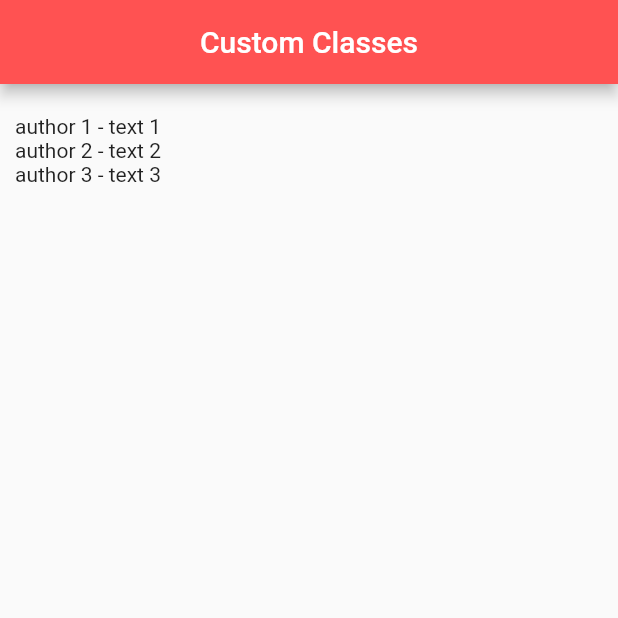
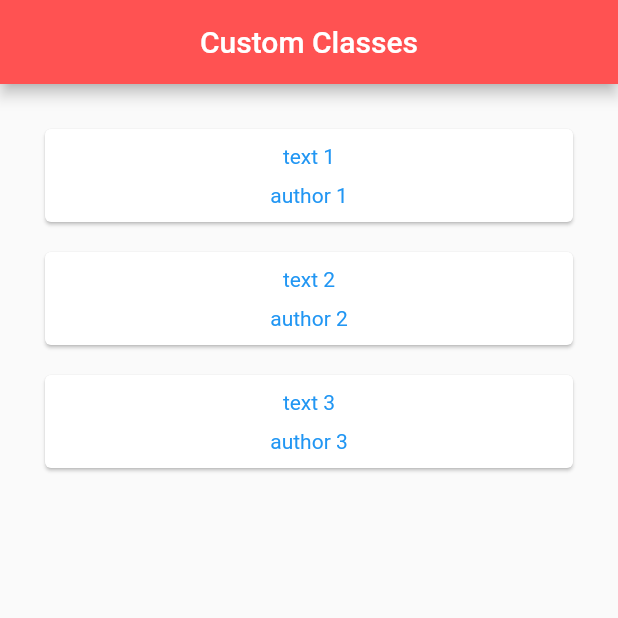
Before and after one commit to E837/First_FLutter_Repo, a Flutter app: the screen it shows after launch, on a phone screen of 412 x 824 dp, the top half of it. Run offline on Flutter 3.47's test engine with Material 2 defaults, Android fonts, the phone set to English and light mode, and no system bars.

Commit message:
session19 "Cards"

```diff
--- a/lib/main.dart
+++ b/lib/main.dart
@@ -22,6 +22,35 @@ class _HomeState extends State<Home> {
     Quote(author:'author 3', text:'text 3'),
   ];
 
+  Widget cardsTemplate (Quote quote) {
+    return Card(
+      margin: EdgeInsets.symmetric(horizontal: 20, vertical: 10),
+      child: Padding(
+        padding: EdgeInsets.symmetric(vertical: 10, horizontal: 20),
+        child: Column(
+          crossAxisAlignment: CrossAxisAlignment.stretch,
+          children: [
+            Text(
+              quote.text,
+              style: TextStyle(
+                color: Colors.blue,
+              ),
+              textAlign: TextAlign.center,
+            ),
+            SizedBox(height: 10,),
+            Text(
+              quote.author,
+              style: TextStyle(
+                  color: Colors.blue
+              ),
+              textAlign: TextAlign.center,
+            )
+          ],
+        ),
+      ),
+    );
+  }
+
   @override
   Widget build(BuildContext context) {
     return Scaffold(
@@ -33,7 +62,7 @@ class _HomeState extends State<Home> {
       body: Padding(
         padding: EdgeInsets.symmetric(vertical: 20, horizontal: 10),
         child: Column(
-          children: sampleQuotes.map((quote) => Text('${quote.author} - ${quote.text}')).toList(),
+          children: sampleQuotes.map((quote) => cardsTemplate(quote)).toList(),
           // --> the traditional and classic way is commented below
           // children: sampleQuotes.map((quote) {
           //   return Text('${quote.author}-${quote.text}');
```
